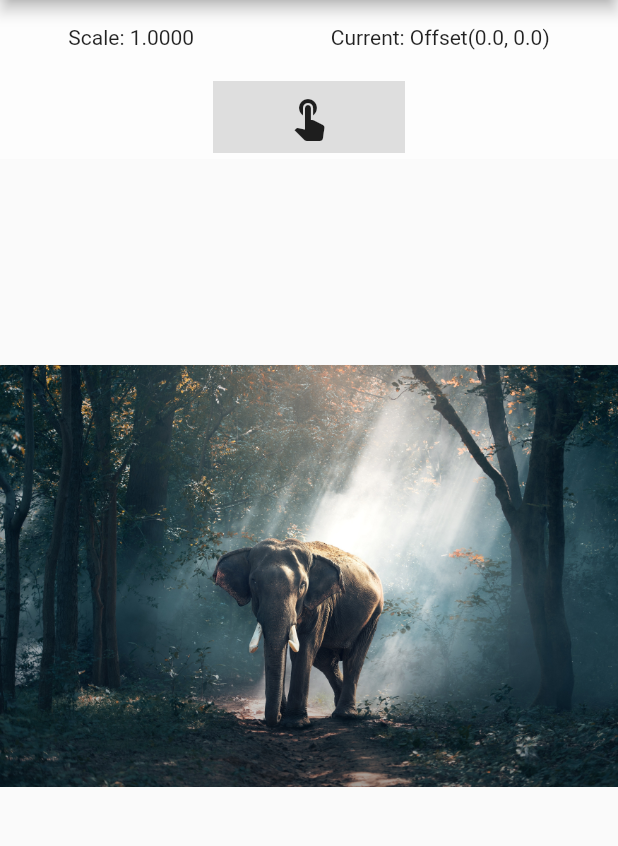
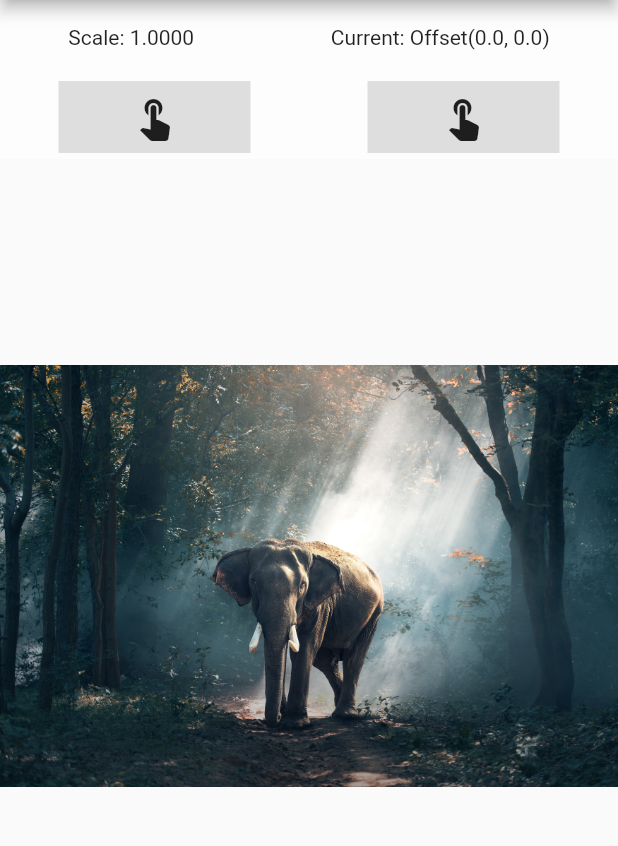
Before and after one commit to blessed-sibanda/beginning-flutter-ch11_gestures_scale, a Flutter app: the screen it shows after launch, on a phone screen of 412 x 824 dp, the part 84-930 px from its top. Run offline on Flutter 3.47's test engine with Material 2 defaults, Android fonts, the light colour scheme and no system bars.

Commit message:
add inkresponse widget to control scaling as well

```diff
--- a/lib/pages/home.dart
+++ b/lib/pages/home.dart
@@ -139,6 +139,19 @@ class _HomeState extends State<Home> {
               onDoubleTap: _setScaleBig,
               onLongPress: _onLongPress,
             ),
+            InkResponse(
+              child: Container(
+                height: 48.0,
+                width: 128.0,
+                color: Colors.black12,
+                child: const Icon(Icons.touch_app, size: 32.0),
+              ),
+              splashColor: Colors.lightGreenAccent,
+              highlightColor: Colors.lightBlueAccent,
+              onTap: _setScaleSmall,
+              onDoubleTap: _setScaleBig,
+              onLongPress: _onLongPress,
+            ),
           ],
         ),
       ),
```
